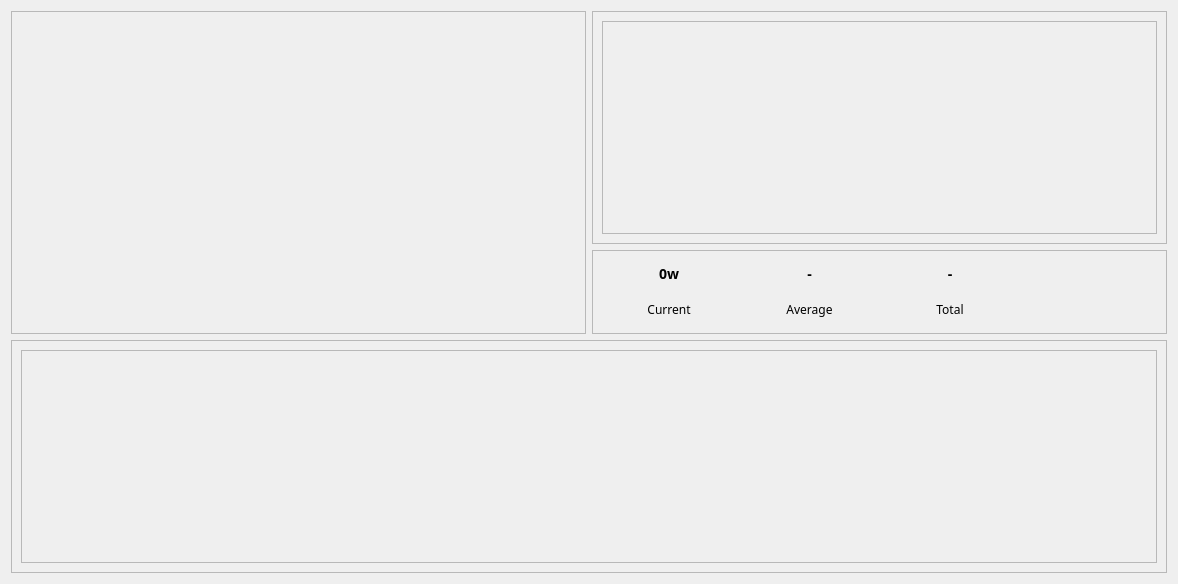
First picture: the form in pages/printer/widgets/overview/printeroverviewwidget.ui, repository DigitalArtifex/Flo, before the edit.
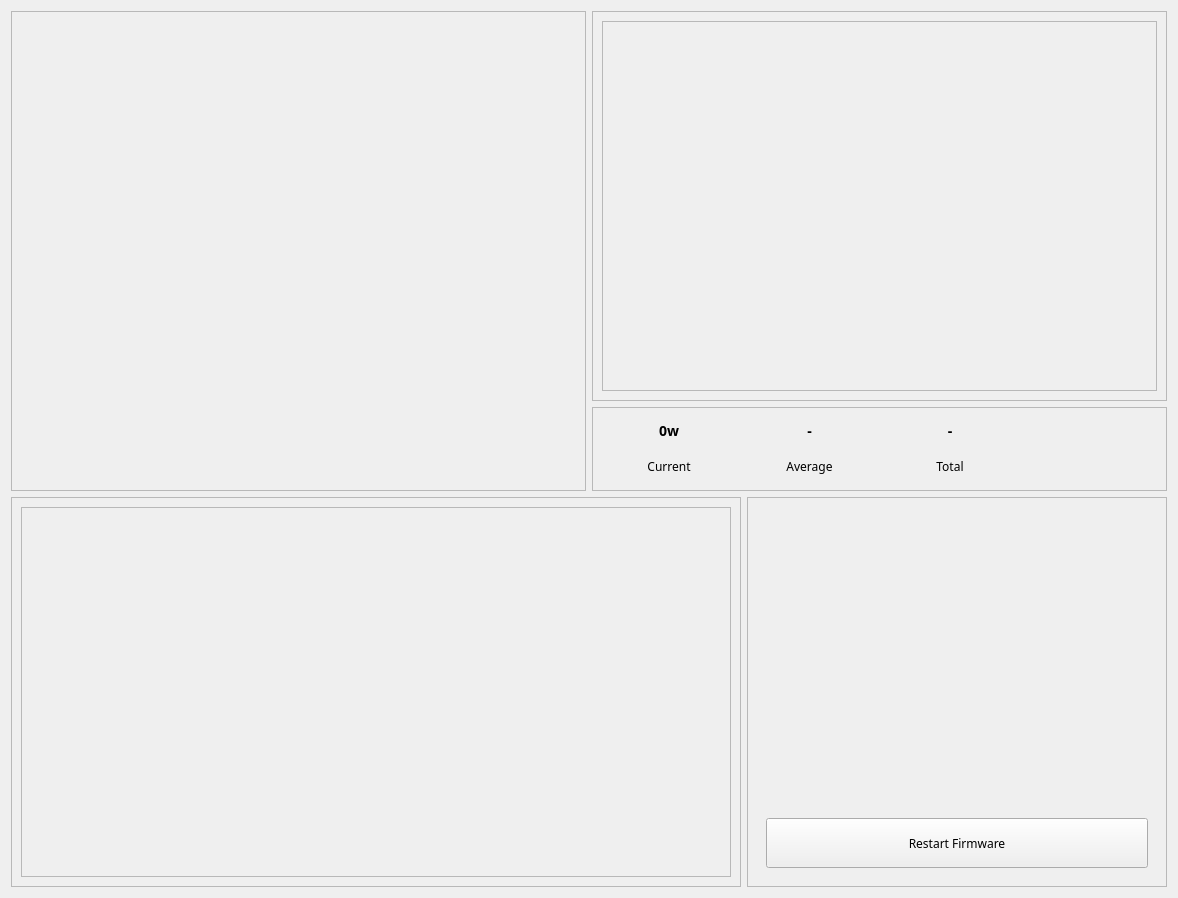
Second picture: the form after the edit. Custom widgets are drawn as their Qt base class.

Patch:
```diff
--- a/pages/printer/widgets/overview/printeroverviewwidget.ui
+++ b/pages/printer/widgets/overview/printeroverviewwidget.ui
@@ -7,7 +7,7 @@
     <x>0</x>
     <y>0</y>
     <width>1178</width>
-    <height>584</height>
+    <height>898</height>
    </rect>
   </property>
   <property name="font">
@@ -19,6 +19,52 @@
    <string>Frame</string>
   </property>
   <layout class="QGridLayout" name="gridLayout">
+   <item row="0" column="1">
+    <widget class="CardWidget" name="powerGraphCard">
+     <property name="sizePolicy">
+      <sizepolicy hsizetype="Expanding" vsizetype="MinimumExpanding">
+       <horstretch>0</horstretch>
+       <verstretch>0</verstretch>
+      </sizepolicy>
+     </property>
+     <property name="frameShape">
+      <enum>QFrame::Shape::StyledPanel</enum>
+     </property>
+     <property name="frameShadow">
+      <enum>QFrame::Shadow::Raised</enum>
+     </property>
+     <layout class="QGridLayout" name="gridLayout_4">
+      <item row="0" column="0">
+       <widget class="QWidget" name="powerGraphContentWidget" native="true">
+        <layout class="QVBoxLayout" name="verticalLayout_4">
+         <property name="leftMargin">
+          <number>0</number>
+         </property>
+         <property name="topMargin">
+          <number>0</number>
+         </property>
+         <property name="rightMargin">
+          <number>0</number>
+         </property>
+         <property name="bottomMargin">
+          <number>0</number>
+         </property>
+         <item>
+          <widget class="LineGraphWidget" name="powerGraph">
+           <property name="frameShape">
+            <enum>QFrame::Shape::StyledPanel</enum>
+           </property>
+           <property name="frameShadow">
+            <enum>QFrame::Shadow::Raised</enum>
+           </property>
+          </widget>
+         </item>
+        </layout>
+       </widget>
+      </item>
+     </layout>
+    </widget>
+   </item>
    <item row="1" column="1">
     <widget class="QFrame" name="overviewPanel">
      <property name="sizePolicy">
@@ -133,6 +179,138 @@
      </layout>
     </widget>
    </item>
+   <item row="2" column="0" colspan="2">
+    <widget class="QWidget" name="widget_2" native="true">
+     <layout class="QHBoxLayout" name="horizontalLayout">
+      <property name="leftMargin">
+       <number>0</number>
+      </property>
+      <property name="topMargin">
+       <number>0</number>
+      </property>
+      <property name="rightMargin">
+       <number>0</number>
+      </property>
+      <property name="bottomMargin">
+       <number>0</number>
+      </property>
+      <item>
+       <widget class="CardWidget" name="temperatureGraphCard">
+        <property name="sizePolicy">
+         <sizepolicy hsizetype="Expanding" vsizetype="Expanding">
+          <horstretch>0</horstretch>
+          <verstretch>0</verstretch>
+         </sizepolicy>
+        </property>
+        <property name="frameShape">
+         <enum>QFrame::Shape::StyledPanel</enum>
+        </property>
+        <property name="frameShadow">
+         <enum>QFrame::Shadow::Raised</enum>
+        </property>
+        <layout class="QGridLayout" name="gridLayout_3">
+         <item row="0" column="0">
+          <widget class="QWidget" name="temperatureGraphContentWidget" native="true">
+           <layout class="QVBoxLayout" name="verticalLayout_5">
+            <property name="leftMargin">
+             <number>0</number>
+            </property>
+            <property name="topMargin">
+             <number>0</number>
+            </property>
+            <property name="rightMargin">
+             <number>0</number>
+            </property>
+            <property name="bottomMargin">
+             <number>0</number>
+            </property>
+            <item>
+             <widget class="LineGraphWidget" name="temperatureGraph">
+              <property name="sizePolicy">
+               <sizepolicy hsizetype="Preferred" vsizetype="Expanding">
+                <horstretch>0</horstretch>
+                <verstretch>0</verstretch>
+               </sizepolicy>
+              </property>
+              <property name="frameShape">
+               <enum>QFrame::Shape::StyledPanel</enum>
+              </property>
+              <property name="frameShadow">
+               <enum>QFrame::Shadow::Raised</enum>
+              </property>
+             </widget>
+            </item>
+           </layout>
+          </widget>
+         </item>
+        </layout>
+       </widget>
+      </item>
+      <item>
+       <widget class="CardWidget" name="statusCard">
+        <property name="sizePolicy">
+         <sizepolicy hsizetype="Preferred" vsizetype="Expanding">
+          <horstretch>0</horstretch>
+          <verstretch>0</verstretch>
+         </sizepolicy>
+        </property>
+        <property name="minimumSize">
+         <size>
+          <width>420</width>
+          <height>0</height>
+         </size>
+        </property>
+        <property name="maximumSize">
+         <size>
+          <width>420</width>
+          <height>16777215</height>
+         </size>
+        </property>
+        <property name="frameShape">
+         <enum>QFrame::Shape::StyledPanel</enum>
+        </property>
+        <property name="frameShadow">
+         <enum>QFrame::Shadow::Raised</enum>
+        </property>
+        <layout class="QGridLayout" name="gridLayout_6">
+         <item row="0" column="0">
+          <widget class="QWidget" name="statusContentsWidget" native="true">
+           <layout class="QGridLayout" name="gridLayout_5">
+            <item row="0" column="0">
+             <widget class="QLabel" name="statusMessageLabel">
+              <property name="text">
+               <string/>
+              </property>
+              <property name="alignment">
+               <set>Qt::AlignmentFlag::AlignLeading|Qt::AlignmentFlag::AlignLeft|Qt::AlignmentFlag::AlignTop</set>
+              </property>
+              <property name="wordWrap">
+               <bool>true</bool>
+              </property>
+             </widget>
+            </item>
+            <item row="1" column="0">
+             <widget class="QPushButton" name="restartFirmwareButton">
+              <property name="minimumSize">
+               <size>
+                <width>0</width>
+                <height>50</height>
+               </size>
+              </property>
+              <property name="text">
+               <string>Restart Firmware</string>
+              </property>
+             </widget>
+            </item>
+           </layout>
+          </widget>
+         </item>
+        </layout>
+       </widget>
+      </item>
+     </layout>
+    </widget>
+   </item>
    <item row="0" column="0" rowspan="2">
     <widget class="CardWidget" name="heatersPanel">
      <property name="sizePolicy">
@@ -178,98 +356,6 @@
      </layout>
     </widget>
    </item>
-   <item row="0" column="1">
-    <widget class="CardWidget" name="powerGraphCard">
-     <property name="sizePolicy">
-      <sizepolicy hsizetype="Expanding" vsizetype="Expanding">
-       <horstretch>0</horstretch>
-       <verstretch>0</verstretch>
-      </sizepolicy>
-     </property>
-     <property name="frameShape">
-      <enum>QFrame::Shape::StyledPanel</enum>
-     </property>
-     <property name="frameShadow">
-      <enum>QFrame::Shadow::Raised</enum>
-     </property>
-     <layout class="QGridLayout" name="gridLayout_4">
-      <item row="0" column="0">
-       <widget class="QWidget" name="powerGraphContentWidget" native="true">
-        <layout class="QVBoxLayout" name="verticalLayout_4">
-         <property name="leftMargin">
-          <number>0</number>
-         </property>
-         <property name="topMargin">
-          <number>0</number>
-         </property>
-         <property name="rightMargin">
-          <number>0</number>
-         </property>
-         <property name="bottomMargin">
-          <number>0</number>
-         </property>
-         <item>
-          <widget class="LineGraphWidget" name="powerGraph">
-           <property name="frameShape">
-            <enum>QFrame::Shape::StyledPanel</enum>
-           </property>
-           <property name="frameShadow">
-            <enum>QFrame::Shadow::Raised</enum>
-           </property>
-          </widget>
-         </item>
-        </layout>
-       </widget>
-      </item>
-     </layout>
-    </widget>
-   </item>
-   <item row="2" column="0" colspan="2">
-    <widget class="CardWidget" name="temperatureGraphCard">
-     <property name="sizePolicy">
-      <sizepolicy hsizetype="Expanding" vsizetype="Expanding">
-       <horstretch>0</horstretch>
-       <verstretch>0</verstretch>
-      </sizepolicy>
-     </property>
-     <property name="frameShape">
-      <enum>QFrame::Shape::StyledPanel</enum>
-     </property>
-     <property name="frameShadow">
-      <enum>QFrame::Shadow::Raised</enum>
-     </property>
-     <layout class="QGridLayout" name="gridLayout_3">
-      <item row="0" column="0">
-       <widget class="QWidget" name="temperatureGraphContentWidget" native="true">
-        <layout class="QVBoxLayout" name="verticalLayout_5">
-         <property name="leftMargin">
-          <number>0</number>
-         </property>
-         <property name="topMargin">
-          <number>0</number>
-         </property>
-         <property name="rightMargin">
-          <number>0</number>
-         </property>
-         <property name="bottomMargin">
-          <number>0</number>
-         </property>
-         <item>
-          <widget class="LineGraphWidget" name="temperatureGraph">
-           <property name="frameShape">
-            <enum>QFrame::Shape::StyledPanel</enum>
-           </property>
-           <property name="frameShadow">
-            <enum>QFrame::Shadow::Raised</enum>
-           </property>
-          </widget>
-         </item>
-        </layout>
-       </widget>
-      </item>
-     </layout>
-    </widget>
-   </item>
   </layout>
  </widget>
  <customwidgets>
@@ -278,18 +364,18 @@
    <extends>QWidget</extends>
    <header>QtDAWidgets/qgaugewidget.h</header>
   </customwidget>
-  <customwidget>
-   <class>LineGraphWidget</class>
-   <extends>QFrame</extends>
-   <header>ui/LineGraphWidget/linegraphwidget.h</header>
-   <container>1</container>
-  </customwidget>
   <customwidget>
    <class>CardWidget</class>
    <extends>QFrame</extends>
    <header>common/CardWidget/cardwidget.h</header>
    <container>1</container>
   </customwidget>
+  <customwidget>
+   <class>LineGraphWidget</class>
+   <extends>QFrame</extends>
+   <header>ui/LineGraphWidget/linegraphwidget.h</header>
+   <container>1</container>
+  </customwidget>
  </customwidgets>
  <resources/>
  <connections/>
```
